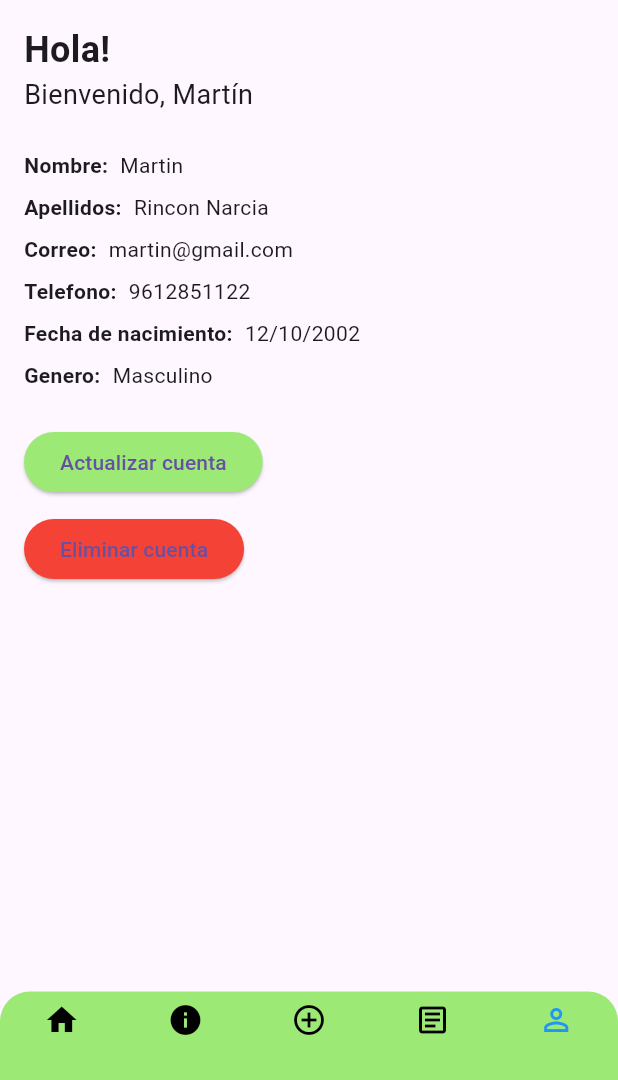
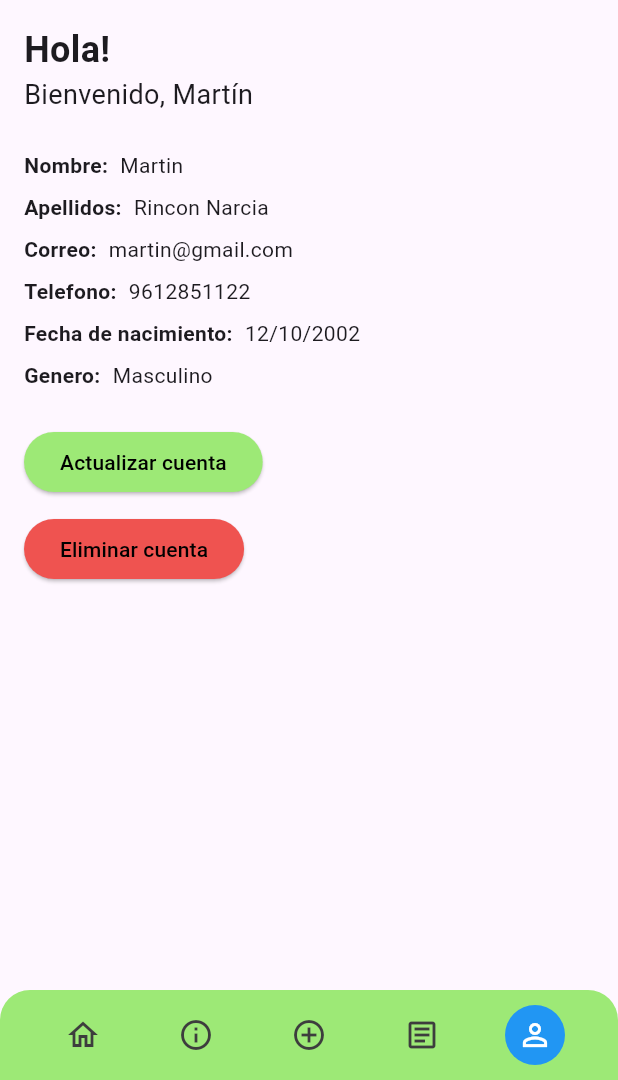
Before and after one commit to mrinconnarcia/EcorReporte, a Flutter app: the ProfilePage screen opened by its route, on a phone screen of 412 x 824 dp, the part 156-1236 px from its top. Run offline on Flutter 3.47's test engine with Material 3 defaults, Android fonts, the phone set to English and light mode, and no system bars; our stand-ins replace connectivity_plus, dartz, equatable, flutter_bloc, google_maps_flutter, image_picker and 1 more; accounts and stored records are empty.

Commit message:
update desing

```diff
--- a/lib/data/repositories/user_repository_impl.dart
+++ b/lib/data/repositories/user_repository_impl.dart
@@ -42,10 +42,14 @@ class UserRepositoryImpl implements UserRepository {
       }),
     );
 
+    print('Login response: ${response.statusCode} ${response.body}');
+
     if (response.statusCode == 200) {
       return jsonDecode(response.body);
     } else {
-      throw Exception('Failed to login');
+      print('Login error: ${response.statusCode} ${response.body}');
+      throw Exception('Failed to login: ${response.body}');
+      // throw Exception('Failed to login');
     }
   }
 }
--- a/lib/presentation/pages/ProfilePage.dart
+++ b/lib/presentation/pages/ProfilePage.dart
@@ -57,14 +57,14 @@ class ProfilePage extends StatelessWidget {
                     onPressed: () {},
                     child: Text('Actualizar cuenta'),
                     style: ElevatedButton.styleFrom(
-                        backgroundColor: Color(0xFF9DE976)),
+                        backgroundColor: Color(0xFF9DE976), foregroundColor: Colors.black),
                   ),
                   SizedBox(height: 10),
                   ElevatedButton(
                     onPressed: () {},
                     child: Text('Eliminar cuenta'),
                     style:
-                        ElevatedButton.styleFrom(backgroundColor: Colors.red),
+                        ElevatedButton.styleFrom(backgroundColor: Colors.red[400], foregroundColor: Colors.black),
                   ),
                 ],
               ),
--- a/lib/presentation/widgets/SharedBottomNavigationBar.dart
+++ b/lib/presentation/widgets/SharedBottomNavigationBar.dart
@@ -9,28 +9,40 @@ class SharedBottomNavigationBar extends StatelessWidget {
   @override
   Widget build(BuildContext context) {
     return Container(
+      height: 60, // Ajusta esta altura según tus necesidades
       decoration: BoxDecoration(
         color: Color(0xFF9DE976),
         borderRadius: BorderRadius.vertical(top: Radius.circular(20)),
       ),
-      child: BottomNavigationBar(
-        currentIndex: currentIndex,
-        onTap: onTap,
-        backgroundColor: Colors.transparent,
-        elevation: 0,
-        type: BottomNavigationBarType.fixed,
-        selectedItemColor: Colors.blue,
-        unselectedItemColor: Colors.black,
-        items: [
-          BottomNavigationBarItem(icon: Icon(Icons.home), label: ''),
-          BottomNavigationBarItem(icon: Icon(Icons.info), label: ''),
-          BottomNavigationBarItem(
-              icon: Icon(Icons.add_circle_outline), label: ''),
-          BottomNavigationBarItem(
-              icon: Icon(Icons.article_outlined), label: ''),
-          BottomNavigationBarItem(icon: Icon(Icons.person_outline), label: ''),
+      child: Row(
+        mainAxisAlignment: MainAxisAlignment.spaceEvenly,
+        children: [
+          _buildNavItem(Icons.home_outlined, 0),
+          _buildNavItem(Icons.info_outline, 1),
+          _buildNavItem(Icons.add_circle_outline, 2),
+          _buildNavItem(Icons.article_outlined, 3),
+          _buildNavItem(Icons.person_outline, 4),
         ],
       ),
     );
   }
+
+  Widget _buildNavItem(IconData icon, int index) {
+    final isSelected = currentIndex == index;
+    return GestureDetector(
+      onTap: () => onTap(index),
+      child: Container(
+        padding: EdgeInsets.all(8),
+        decoration: BoxDecoration(
+          shape: BoxShape.circle,
+          color: isSelected ? Colors.blue : Colors.transparent,
+        ),
+        child: Icon(
+          icon,
+          color: isSelected ? Colors.white : Color.fromARGB(255, 61, 61, 61),
+          size: 24,
+        ),
+      ),
+    );
+  }
 }
```
Also changed, not shown: lib/presentation/bloc/authentication_bloc.dart (+8 -7 lines), lib/presentation/pages/login_page.dart (+2 -6 lines), 3 other files.
